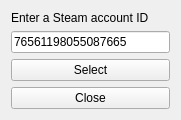
This is user_select_dialog.ui in daniel-Jones/CS-GO-Qt-C-Statistics as Qt 5 draws it before an edit. The edited form follows.
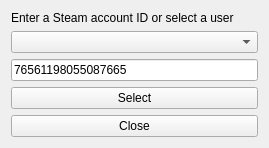
This is the edited form.

What changed in the file:
```diff
--- a/user_select_dialog.ui
+++ b/user_select_dialog.ui
@@ -9,8 +9,8 @@
    <rect>
     <x>0</x>
     <y>0</y>
-    <width>181</width>
-    <height>115</height>
+    <width>269</width>
+    <height>138</height>
    </rect>
   </property>
   <property name="windowTitle">
@@ -19,32 +19,39 @@
   <widget class="QWidget" name="centralWidget">
    <layout class="QVBoxLayout" name="verticalLayout">
     <item>
+     <layout class="QGridLayout" name="gridLayout">
+      <item row="5" column="0">
+       <widget class="QPushButton" name="close_button">
+        <property name="text">
+         <string>Close</string>
+        </property>
+       </widget>
+      </item>
+      <item row="1" column="0">
      <widget class="QLabel" name="info_label">
       <property name="text">
-       <string>Enter a Steam account ID</string>
+         <string>Enter a Steam account ID or select a user</string>
       </property>
      </widget>
     </item>
-    <item>
+      <item row="3" column="0">
      <widget class="QLineEdit" name="steam_url_text">
       <property name="text">
        <string>76561198055087665</string>
       </property>
      </widget>
     </item>
-    <item>
+      <item row="4" column="0">
      <widget class="QPushButton" name="select_account_button">
       <property name="text">
        <string>Select</string>
       </property>
      </widget>
     </item>
-    <item>
-     <widget class="QPushButton" name="close_button">
-      <property name="text">
-       <string>Close</string>
-      </property>
-     </widget>
+      <item row="2" column="0">
+       <widget class="QComboBox" name="player_dropdown"/>
+      </item>
+     </layout>
     </item>
    </layout>
   </widget>
```
Left out of the diff: 8 changed lines with no effect on the pictures. Lines whose indentation alone changed are shown as unchanged.
